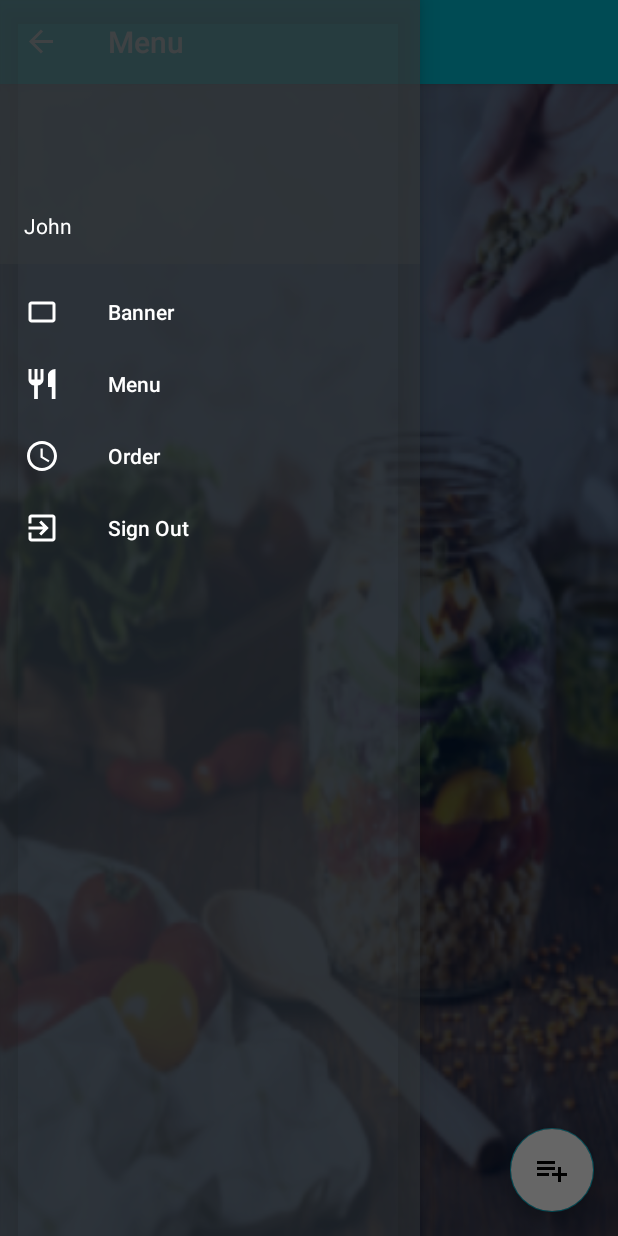
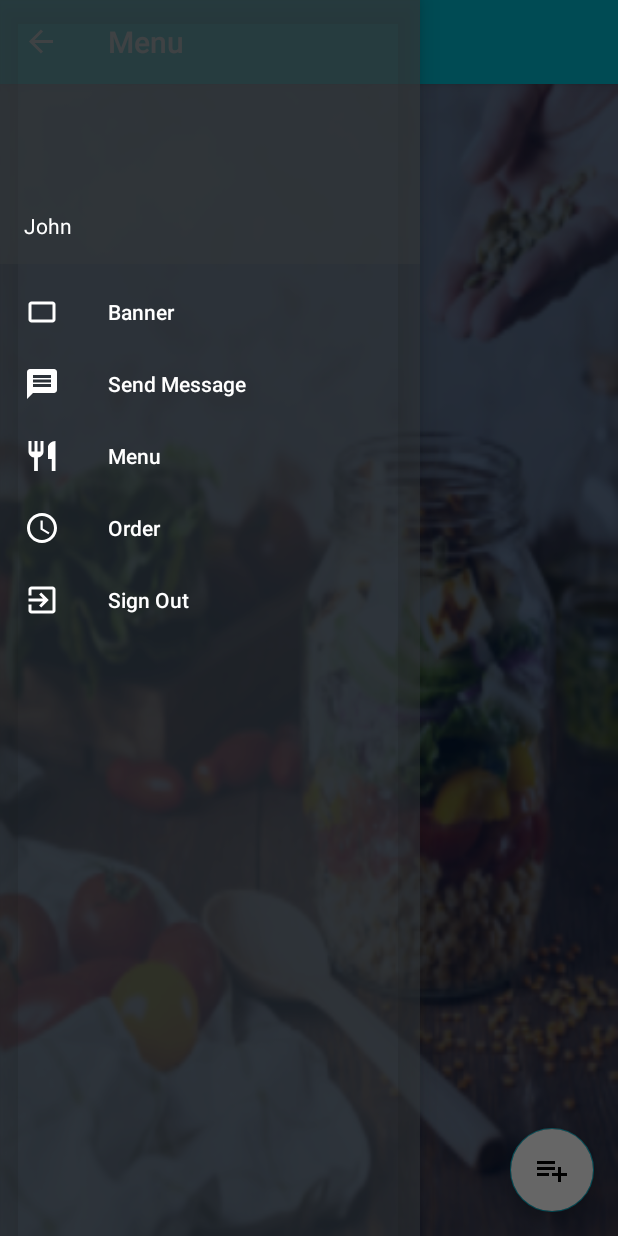
Before and after one commit to MahmoudMehisen/FeedMeServer, an Android app: the Home screen opened directly, with no data from a screen before it, with the side drawer open, on a phone screen of 412 x 824 dp. Run offline under Robolectric (Android 15) with nearby library versions, the phone set to English and light mode, and no system bars; our stand-ins replace Firebase (no records; nobody signed in at launch, a user with empty details on screens opened directly), Picasso; libraries missing offline, so code that uses them is left out: com.rengwuxian.materialedittext, info.hoang8f.widget; pictures from the network do not load; 2 statements that could not run were skipped.

Commit message:
new News system

```diff
--- a/app/src/main/AndroidManifest.xml
+++ b/app/src/main/AndroidManifest.xml
@@ -18,7 +18,8 @@
         android:roundIcon="@mipmap/ic_launcher_round"
         android:supportsRtl="true"
         android:theme="@style/AppTheme">
-        <activity android:name=".BannerActivity"></activity>
+        <activity android:name=".SendMessage"></activity>
+        <activity android:name=".BannerActivity" />
         <activity android:name=".OrderDetail" />
         <!--
              The API key for Google Maps-based APIs is defined as a string resource.
--- a/app/src/main/java/foodOreder/feedMeServer/Common/Common.java
+++ b/app/src/main/java/foodOreder/feedMeServer/Common/Common.java
@@ -17,6 +17,7 @@ public class Common {
     public static User currentUser;
     public final static String UPDATE = "Update";
     public final static String DELETE = "Delete";
+    public static String topicName ="News";
     public final static String ADD_TO_BANNER = "Add To BannerActivity";
     public static Request currentRequest;
 
--- a/app/src/main/java/foodOreder/feedMeServer/Home.java
+++ b/app/src/main/java/foodOreder/feedMeServer/Home.java
@@ -316,6 +316,11 @@ public class Home extends AppCompatActivity implements NavigationView.OnNavigati
             Intent banner = new Intent(Home.this,BannerActivity.class);
             startActivity(banner);
         }
+        else if(id == R.id.nav_message)
+        {
+            Intent sendMessage = new Intent(Home.this,SendMessage.class);
+            startActivity(sendMessage);
+        }
 
 
         DrawerLayout drawer = findViewById(R.id.drawer_layout);
--- /dev/null
+++ b/app/src/main/res/drawable/ic_message_black_24dp.xml
@@ -0,0 +1,9 @@
+<vector xmlns:android="http://schemas.android.com/apk/res/android"
+        android:width="24dp"
+        android:height="24dp"
+        android:viewportWidth="24.0"
+        android:viewportHeight="24.0">
+    <path
+        android:fillColor="#FF000000"
+        android:pathData="M20,2L4,2c-1.1,0 -1.99,0.9 -1.99,2L2,22l4,-4h14c1.1,0 2,-0.9 2,-2L22,4c0,-1.1 -0.9,-2 -2,-2zM18,14L6,14v-2h12v2zM18,11L6,11L6,9h12v2zM18,8L6,8L6,6h12v2z"/>
+</vector>
--- a/app/src/main/res/menu/activity_home_drawer.xml
+++ b/app/src/main/res/menu/activity_home_drawer.xml
@@ -9,6 +9,11 @@
             android:id="@+id/nav_banner"
             android:icon="@drawable/ic_crop_landscape_black_24dp"
             android:title="Banner"
+            android:iconTint="@android:color/white"/>
+        <item
+            android:id="@+id/nav_message"
+            android:icon="@drawable/ic_message_black_24dp"
+            android:title="Send Message"
             android:iconTint="@android:color/white"/>
         <item
             android:id="@+id/nav_menu"
```
Also changed, not shown: app/src/main/java/foodOreder/feedMeServer/SendMessage.java (added, +67 -0 lines), app/src/main/res/layout/activity_send_message.xml (added, +100 -0 lines).
